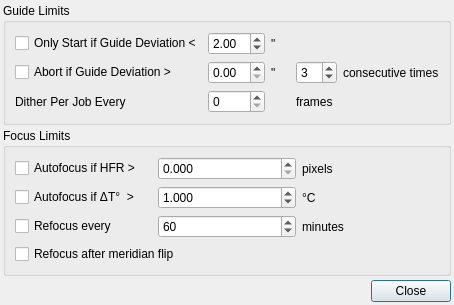
Before: the Qt Designer form kstars/ekos/capture/limits.ui in KDE/kstars, drawn with Qt 5.
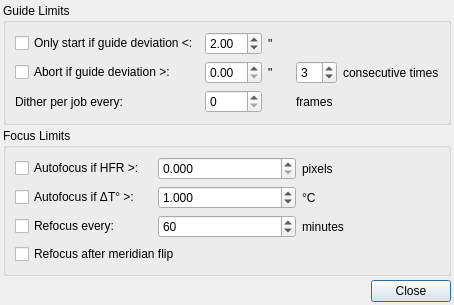
After: the same form once the commit is applied.

What changed in the file:
```diff
--- a/kstars/ekos/capture/limits.ui
+++ b/kstars/ekos/capture/limits.ui
@@ -131,7 +131,7 @@
          <string>Abort sequence if guiding deviation exceed this value N consecutive times</string>
         </property>
         <property name="text">
-         <string>Abort if Guide Deviation &gt;</string>
+         <string>Abort if guide deviation &gt;:</string>
         </property>
         <property name="checked">
          <bool>false</bool>
@@ -147,7 +147,7 @@
          <string>Start capturing only if guide deviation is below the given threshold (ignored for previews)</string>
         </property>
         <property name="text">
-         <string>Only Start if Guide Deviation &lt;</string>
+         <string>Only start if guide deviation &lt;:</string>
         </property>
        </widget>
       </item>
@@ -174,7 +174,7 @@
       <item row="2" column="0">
        <widget class="QLabel" name="label_2">
         <property name="text">
-         <string>Dither Per Job Every</string>
+         <string>Dither per job every:</string>
         </property>
        </widget>
       </item>
@@ -196,7 +196,7 @@
          <string>Perform autofocusing once Half-Flux-Radius (HFR) value exceeds this limit</string>
         </property>
         <property name="text">
-         <string>Autofocus if HFR &gt;</string>
+         <string>Autofocus if HFR &gt;:</string>
         </property>
        </widget>
       </item>
@@ -244,7 +244,7 @@
          <string>&lt;html&gt;&lt;head/&gt;&lt;body&gt;&lt;p&gt;Perform autofocus when the change in temperature since last focus exceeded this limit&lt;/p&gt;&lt;/body&gt;&lt;/html&gt;</string>
         </property>
         <property name="text">
-         <string>Autofocus if ΔT°  &gt;</string>
+         <string>Autofocus if ΔT° &gt;:</string>
         </property>
        </widget>
       </item>
@@ -283,7 +283,7 @@
          <bool>true</bool>
         </property>
         <property name="text">
-         <string>Refocus every</string>
+         <string>Refocus every:</string>
         </property>
        </widget>
       </item>
```
